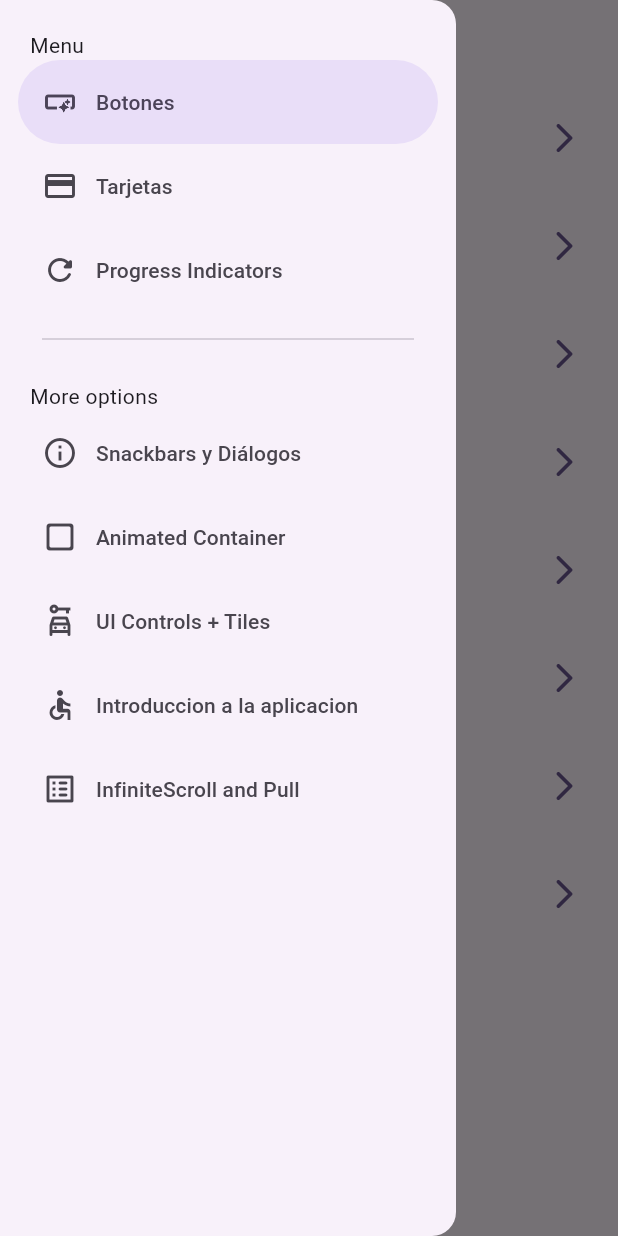
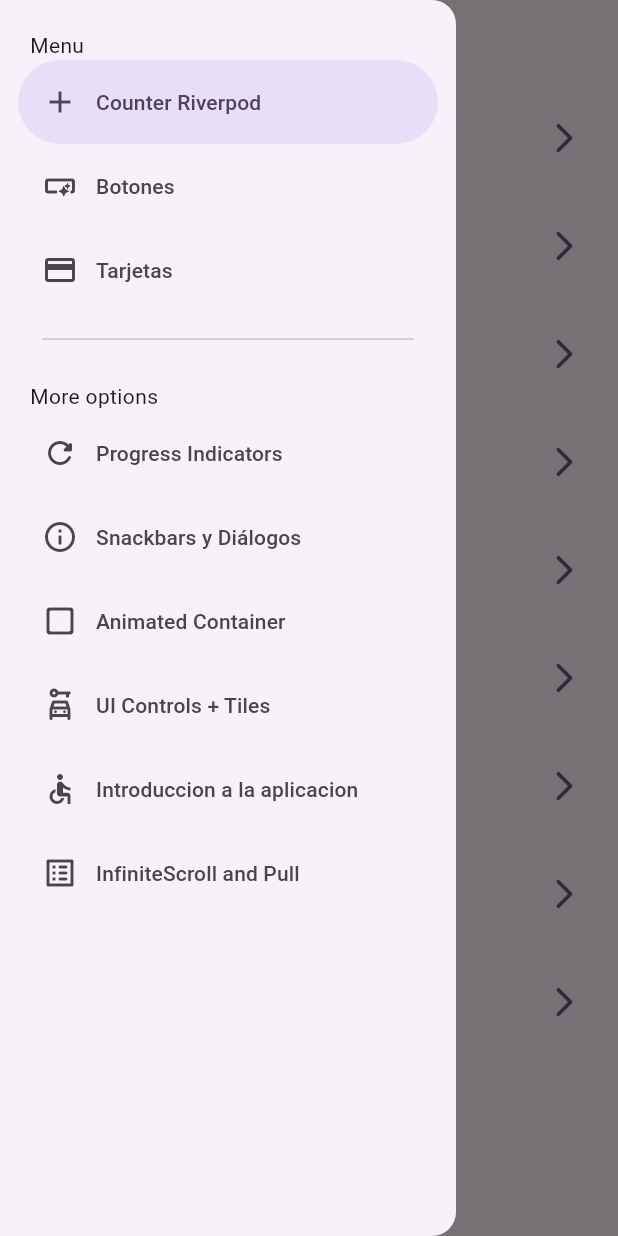
Before and after one commit to felipe9520/widget-app, a Flutter app: the screen it shows after launch, with the side drawer open, on a phone screen of 412 x 824 dp. Run offline on Flutter 3.47's test engine with Material 3 defaults, Android fonts, the phone set to English and light mode, and no system bars; our stand-ins replace animate_do, go_router.

```diff
--- a/lib/config/menu/menu_items.dart
+++ b/lib/config/menu/menu_items.dart
@@ -1,7 +1,6 @@
 import 'package:flutter/material.dart';
 // Forma de exponer solo IconData del package de material
 //import 'package:flutter/material.dart' show IconData;
-
 
 
 class MenuItem {
@@ -21,6 +20,13 @@ class MenuItem {
 
 
 const appMenuItems = <MenuItem>[
+
+  MenuItem(
+    title: 'Counter Riverpod',
+    subtitle: 'Intro to Riverpod',
+    link: '/counter_riverpod',
+    icon: Icons.add
+  ),
 
   MenuItem(
     title: 'Botones',
--- a/lib/config/router/app_router.dart
+++ b/lib/config/router/app_router.dart
@@ -11,6 +11,12 @@ final appRouter = GoRouter(
       path: '/',
       name: HomeScreen.name,
       builder: (context, state) => const HomeScreen(),
+    ),
+
+    GoRoute(
+      path: '/counter_riverpod',
+      name: CounterScreen.name,
+      builder: (context, state) => const CounterScreen(),
     ),
 
     GoRoute(
--- a/lib/presentation/screens/home/home_screen.dart
+++ b/lib/presentation/screens/home/home_screen.dart
@@ -13,12 +13,15 @@ class HomeScreen extends StatelessWidget {
 
   @override
   Widget build(BuildContext context) {
+    final scaffoldKey = GlobalKey<ScaffoldState>();
+
     return Scaffold(
+      key: scaffoldKey,
       appBar: AppBar(
       title: const Text('Fluter + Material 3'),
       ),
       body: const _HomeView(),
-      drawer: const SideMenu(),
+      drawer: SideMenu(scaffolfKey: scaffoldKey,),
     );
   }
 }
--- a/lib/presentation/screens/screens.dart
+++ b/lib/presentation/screens/screens.dart
@@ -1,4 +1,5 @@
 
+export 'package:widgets_app/presentation/screens/counter/counter_screen.dart';
 export 'package:widgets_app/presentation/screens/animated/animated_screen.dart';
 export 'package:widgets_app/presentation/screens/app_tutorial/app_tutorial_screen.dart';
 export 'package:widgets_app/presentation/screens/buttons/buttons_screen.dart';
--- a/lib/presentation/widgets/side_menu.dart
+++ b/lib/presentation/widgets/side_menu.dart
@@ -1,8 +1,15 @@
 import 'package:flutter/material.dart';
+import 'package:go_router/go_router.dart';
 import 'package:widgets_app/config/menu/menu_items.dart';
 
 class SideMenu extends StatefulWidget {
-  const SideMenu({super.key});
+
+  final GlobalKey<ScaffoldState> scaffolfKey;
+
+  const SideMenu({
+    super.key,
+    required this.scaffolfKey
+  });
 
   @override
   State<SideMenu> createState() => _SideMenuState();
@@ -27,9 +34,17 @@ class _SideMenuState extends State<SideMenu> {
     return NavigationDrawer(
       selectedIndex: navDrawerIndex,
       onDestinationSelected: (value) {
+
         setState(() {
           navDrawerIndex = value;
         });
+
+        final menuItem = appMenuItems[value];
+
+        context.push(menuItem.link);
+
+        widget.scaffolfKey.currentState?.closeDrawer();
+
       },
       children: [
 
```
Also changed, not shown: lib/presentation/screens/counter/counter_screen.dart (added, +26 -0 lines).
